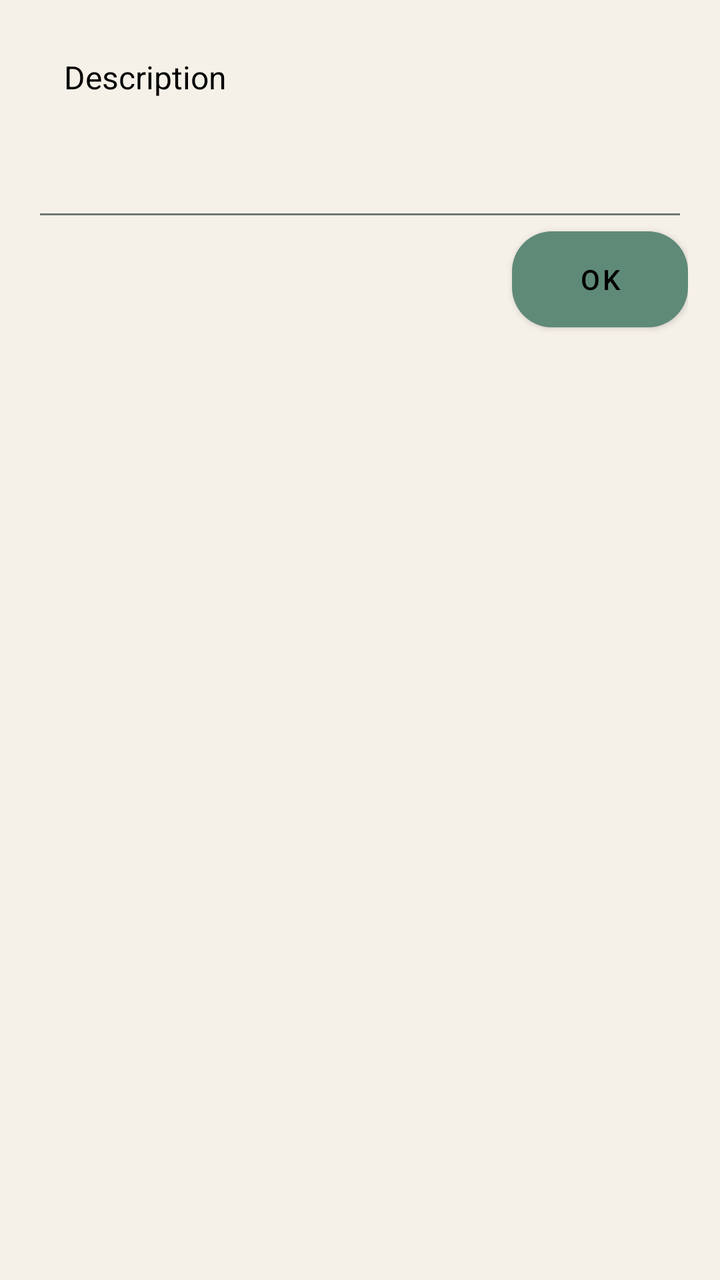
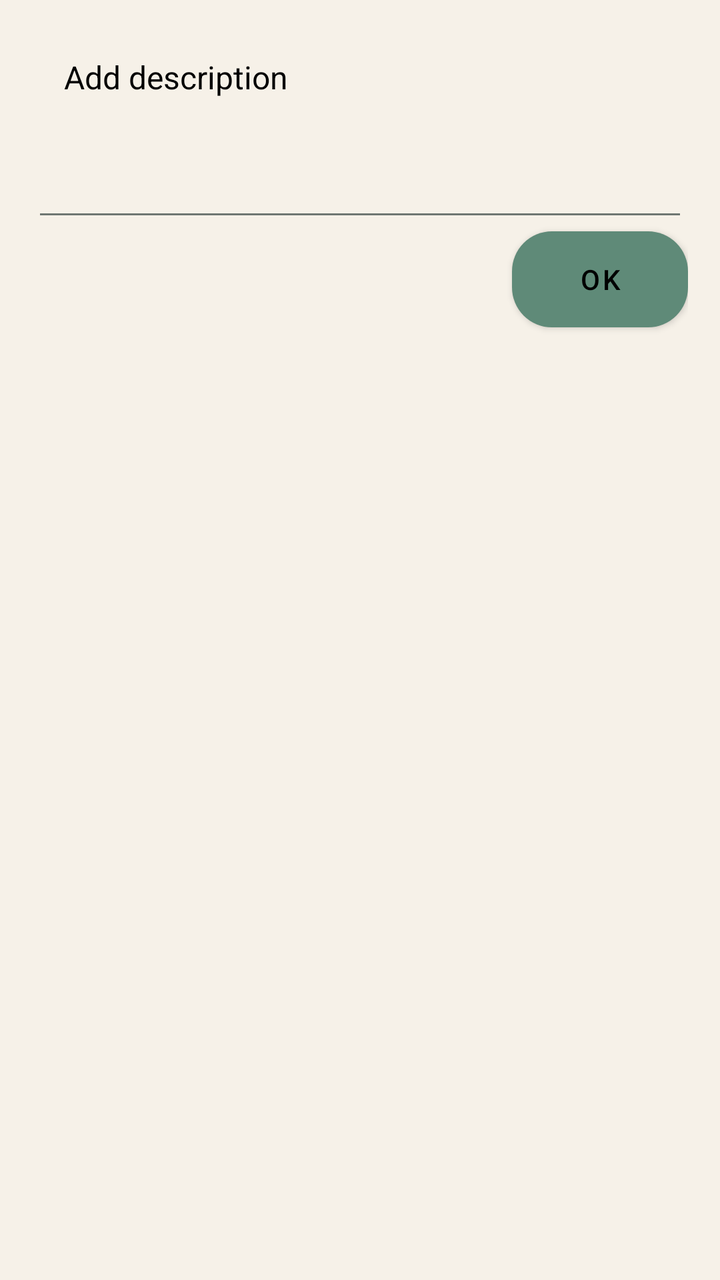

Two renders of the same Android screen: before a commit and after it. Below are the layout's source before the change and the commit's diff.
<!-- AndroidManifest.xml: application theme Theme.BBetter -->
<!-- res/layout/popup_description.xml -->
<?xml version="1.0" encoding="utf-8"?>
<androidx.constraintlayout.widget.ConstraintLayout
    xmlns:android="http://schemas.android.com/apk/res/android"
    xmlns:app="http://schemas.android.com/apk/res-auto"
    android:layout_width="match_parent"
    android:layout_height="wrap_content"
    android:padding="@dimen/spacing_md">

    <TextView
        android:id="@+id/popup_description_label"
        android:layout_width="0dp"
        android:layout_height="@dimen/form_row_inner_height"
        android:layout_marginStart="@dimen/spacing_md"
        android:gravity="center|start"
        android:hint="Description"
        android:textColorHint="@color/black"
        android:textSize="@dimen/text_body"
        app:layout_constraintTop_toTopOf="parent"
        app:layout_constraintStart_toStartOf="parent"
        app:layout_constraintEnd_toEndOf="parent" />

    <EditText
        android:id="@+id/popup_description_edit_text"
        android:layout_width="0dp"
        android:layout_height="wrap_content"
        android:layout_marginTop="@dimen/spacing_md"
        android:gravity="center|start"
        android:textColorHint="@color/black"
        android:textSize="@dimen/text_body"
        app:layout_constraintTop_toBottomOf="@id/popup_description_label"
        app:layout_constraintStart_toStartOf="parent"
        app:layout_constraintEnd_toEndOf="parent" />

    <Button
        android:id="@+id/okButton"
        android:layout_width="wrap_content"
        android:layout_height="wrap_content"
        android:background="@drawable/rounded_square"
        android:backgroundTint="@color/white"
        android:text="OK"
        android:textColor="@color/black"
        app:layout_constraintTop_toBottomOf="@id/popup_description_edit_text"
        app:layout_constraintEnd_toEndOf="parent" />

</androidx.constraintlayout.widget.ConstraintLayout>
<!-- resources referenced by this layout -->
<resources>
  <color name="black">#FF000000</color>
  <color name="white">#FFFFFFFF</color>
  <dimen name="form_row_inner_height">45dp</dimen>
  <dimen name="spacing_md">16dp</dimen>
  <dimen name="text_body">16sp</dimen>
  <!-- drawable rounded_square (drawable) -->
  <?xml version="1.0" encoding="utf-8"?>
  <shape xmlns:android="http://schemas.android.com/apk/res/android">
      <solid android:color="@color/white"/> 
      <corners android:radius="20dp"/> 
  </shape>
  <style name="Theme.BBetter" parent="Theme.MaterialComponents.Light">
          <item name="colorPrimary">@color/bb_primary</item>
          <item name="colorPrimaryVariant">@color/bb_primary_dark</item>
          <item name="colorOnPrimary">@color/bb_on_primary</item>
          <item name="colorSecondary">@color/bb_secondary</item>
          <item name="colorSecondaryVariant">@color/bb_secondary</item>
          <item name="colorOnSecondary">@color/bb_on_primary</item>
          <item name="colorAccent">@color/bb_accent_energy</item>
          <item name="colorSurface">@color/bb_surface_card</item>
          <item name="colorOnSurface">@color/bb_on_surface</item>
          <item name="colorError">@color/bb_danger</item>
  
          <item name="android:windowBackground">@color/bb_surface</item>
          <item name="android:colorBackground">@color/bb_surface</item>
          <item name="android:statusBarColor" tools:targetApi="l">@color/bb_primary_dark</item>
          <item name="android:navigationBarColor" tools:targetApi="l">@color/bb_surface_card</item>
  
          <item name="android:textColor">@color/bb_on_surface</item>
          <item name="android:textColorPrimary">@color/bb_on_surface</item>
          <item name="android:textColorSecondary">@color/bb_on_surface_muted</item>
          <item name="android:textColorHint">@color/bb_on_surface_muted</item>
      </style>
  <color name="bb_primary">#FF5F8A78</color>
  <color name="bb_primary_dark">#FF2F4F4A</color>
  <color name="bb_on_primary">#FFFFFFFF</color>
  <color name="bb_secondary">#FF3F4E8C</color>
  <color name="bb_accent_energy">#FFE07A5F</color>
  <color name="bb_surface_card">#FFFFFFFF</color>
  <color name="bb_on_surface">#FF1F2A2A</color>
  <color name="bb_danger">#FFB5524A</color>
  <color name="bb_surface">#FFF6F1E8</color>
  <color name="bb_on_surface_muted">#FF6F7772</color>
</resources>

<!-- the commit's change to res/layout/popup_description.xml (unified diff, before → after) -->
@@ -12,7 +12,7 @@
         android:layout_height="@dimen/form_row_inner_height"
         android:layout_marginStart="@dimen/spacing_md"
         android:gravity="center|start"
-        android:hint="Description"
+        android:hint="@string/create_entry_description_hint"
         android:textColorHint="@color/black"
         android:textSize="@dimen/text_body"
         app:layout_constraintTop_toTopOf="parent"
@@ -37,7 +37,7 @@
         android:layout_height="wrap_content"
         android:background="@drawable/rounded_square"
         android:backgroundTint="@color/white"
-        android:text="OK"
+        android:text="@string/popup_ok"
         android:textColor="@color/black"
         app:layout_constraintTop_toBottomOf="@id/popup_description_edit_text"
         app:layout_constraintEnd_toEndOf="parent" />
<!-- resource entries referenced after the edit -->
@@ -11,6 +11,8 @@
       <solid android:color="@color/white"/> 
       <corners android:radius="20dp"/> 
   </shape>
+  <string name="create_entry_description_hint">Add description</string>
+  <string name="popup_ok">OK</string>
   <style name="Theme.BBetter" parent="Theme.MaterialComponents.Light">
           <item name="colorPrimary">@color/bb_primary</item>
           <item name="colorPrimaryVariant">@color/bb_primary_dark</item>
